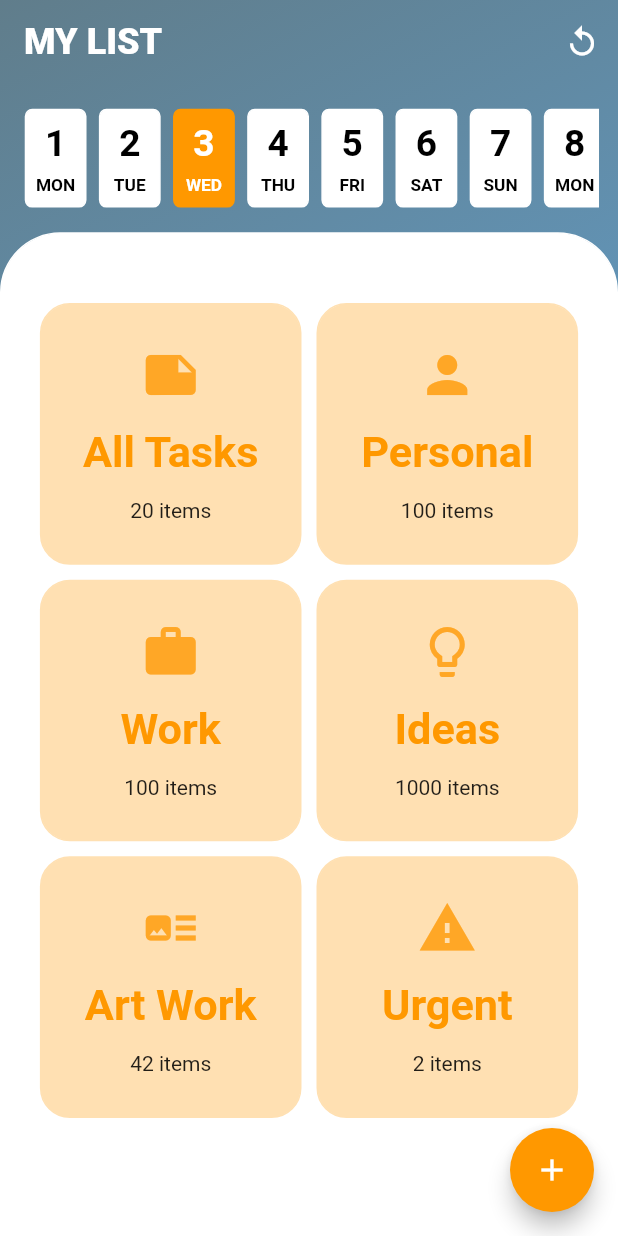
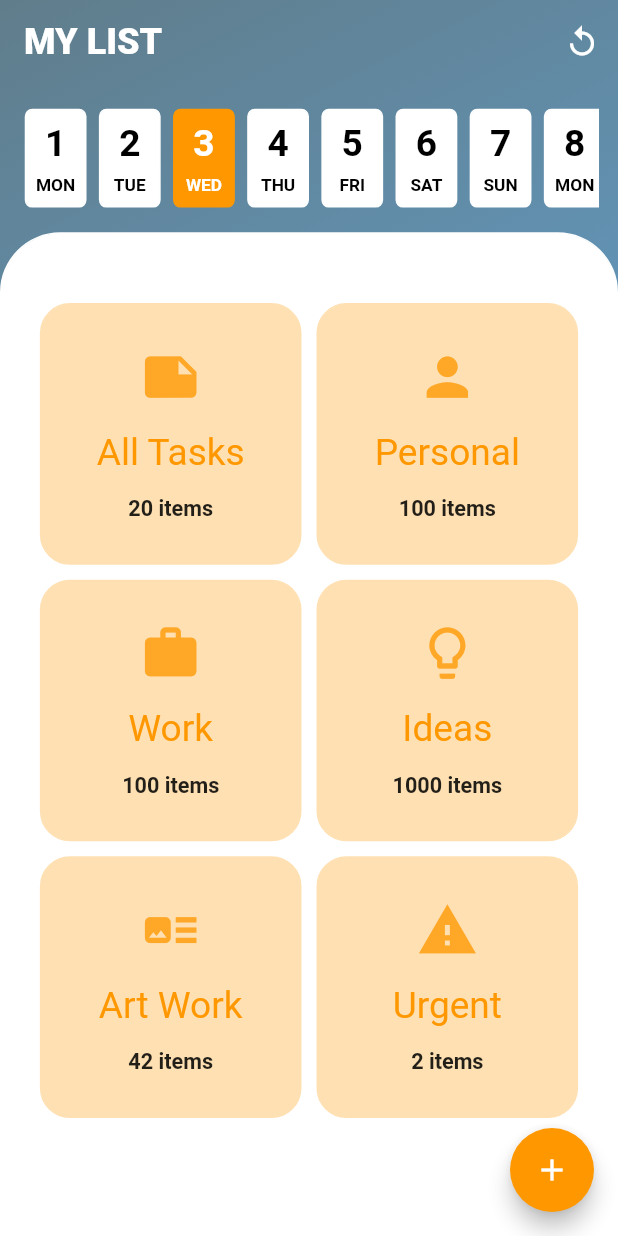
Before and after one commit to acanteror/dashboard_timeline_ui_demo, a Flutter app: the screen it shows after launch, on a phone screen of 412 x 824 dp. Run offline on Flutter 3.47's test engine with Material 2 defaults, Android fonts, the phone set to English and light mode, and no system bars; our stand-ins replace timeline_tile.

Commit message:
last review

```diff
--- a/lib/extension/context_extension.dart
+++ b/lib/extension/context_extension.dart
@@ -5,12 +5,12 @@ extension ContextExtension on BuildContext {
     return MediaQuery.of(this).size;
   }
 
-  ///percent of width
+  ///percent of size width
   double pcw(double perCent) {
     return size().width * perCent / 100;
   }
 
-  ///percent of height
+  ///percent of size height
   double pch(double perCent) {
     return size().height * perCent / 100;
   }
--- a/lib/page/base_page.dart
+++ b/lib/page/base_page.dart
@@ -5,12 +5,14 @@ class BasePage extends StatelessWidget {
   BasePage({
     Key key,
     this.title,
+    this.actions,
     this.childTop,
     this.childBody,
   }) : super(key: key);
   final String title;
   final Widget childTop;
   final Widget childBody;
+  final List<Widget> actions;
 
   @override
   Widget build(BuildContext context) {
@@ -42,13 +44,7 @@ class BasePage extends StatelessWidget {
                     ),
               ),
               actionsIconTheme: IconThemeData(color: Colors.white),
-            actions: <Widget>[
-              IconButton(
-                icon: Icon(Icons.replay),
-                onPressed: () {},
-              )
-            ],
-          ),
+              actions: actions),
           body: Container(
             child: Column(
               children: <Widget>[
--- a/lib/page/list_page.dart
+++ b/lib/page/list_page.dart
@@ -6,10 +6,18 @@ import 'package:dashboard_timeline_ui_demo/page/base_page.dart';
 class ListPage extends StatelessWidget {
   ListPage({Key key}) : super(key: key);
 
+  final List<Widget> _actions = <Widget>[
+    IconButton(
+      icon: Icon(Icons.replay),
+      onPressed: () {},
+    )
+  ];
+
   @override
   Widget build(BuildContext context) {
     return BasePage(
       title: 'My List',
+      actions: _actions,
       childTop: DayList(),
       childBody: TypeNoteGrid(),
     );
--- a/lib/widget/list/day_list.dart
+++ b/lib/widget/list/day_list.dart
@@ -17,15 +17,18 @@ class DayList extends StatelessWidget {
         scrollDirection: Axis.horizontal,
         itemCount: data.length,
         itemBuilder: (context, index) {
-          final day = data[index];
+          final _day = data[index];
           return DayCard(
-              day: day,
-              onPress: () {
-                Navigator.push(
-                    context,
-                    MaterialPageRoute(
-                        builder: (context) => SchedeulePage(day: day)));
-              });
+            day: _day,
+            onPress: () {
+              Navigator.push(
+                context,
+                MaterialPageRoute(
+                  builder: (context) => SchedeulePage(day: _day),
+                ),
+              );
+            },
+          );
         },
       ),
     );
--- a/lib/widget/list/type_note_grid.dart
+++ b/lib/widget/list/type_note_grid.dart
@@ -18,8 +18,8 @@ class TypeNoteGrid extends StatelessWidget {
         gridDelegate:
             SliverGridDelegateWithFixedCrossAxisCount(crossAxisCount: 2),
         itemBuilder: (BuildContext context, int index) {
-          final typeNote = typeNotes[index];
-          return TypeNoteGridTile(typeNote: typeNote);
+          final _typeNote = typeNotes[index];
+          return TypeNoteGridTile(typeNote: _typeNote);
         },
       ),
     );
--- a/lib/widget/list/type_note_grid_tile.dart
+++ b/lib/widget/list/type_note_grid_tile.dart
@@ -13,13 +13,13 @@ class TypeNoteGridTile extends StatelessWidget {
   @override
   Widget build(BuildContext context) {
     return Container(
-      width: context.pcw(3),
       decoration: BoxDecoration(
-          color: Colors.orange[100],
-          border: Border.all(color: Colors.orange[100]),
-          borderRadius: BorderRadius.all(
-            Radius.circular(20),
-          )),
+        color: Colors.orange[100],
+        border: Border.all(color: Colors.orange[100]),
+        borderRadius: BorderRadius.all(
+          Radius.circular(20),
+        ),
+      ),
       padding: EdgeInsets.all(20),
       margin: EdgeInsets.all(5),
       child: Column(
@@ -27,20 +27,24 @@ class TypeNoteGridTile extends StatelessWidget {
         children: <Widget>[
           Icon(
             typeNote.iconData,
-            size: 40.0,
+            size: context.pcw(10),
             color: Colors.orange[400],
           ),
           Text(
             '${typeNote.title}',
+            textAlign: TextAlign.center,
             style: TextStyle(
-                color: Colors.orange,
-                fontSize: context.pcw(7),
-                fontWeight: FontWeight.bold),
-            textAlign: TextAlign.center,
+              color: Colors.orange,
+              fontSize: context.pcw(6),
+            ),
           ),
           Text(
             '${typeNote.items} items',
             textAlign: TextAlign.center,
+            style: TextStyle(
+              fontSize: context.pcw(3.5),
+              fontWeight: FontWeight.bold,
+            ),
           ),
         ],
       ),
--- a/lib/widget/shared/day_card.dart
+++ b/lib/widget/shared/day_card.dart
@@ -16,14 +16,14 @@ class DayCard extends StatelessWidget {
 
   @override
   Widget build(BuildContext context) {
-    final fontColor = day.currentDay ? Colors.white : Colors.black;
-    final backColor = day.currentDay ? Colors.orange : Colors.white;
+    final _fontColor = day.currentDay ? Colors.white : Colors.black;
+    final _backColor = day.currentDay ? Colors.orange : Colors.white;
     return GestureDetector(
       onTap: onPress,
       child: Container(
         decoration: BoxDecoration(
-            color: backColor,
-            border: Border.all(color: backColor),
+            color: _backColor,
+            border: Border.all(color: _backColor),
             borderRadius: BorderRadius.all(
               Radius.circular(5),
             )),
@@ -36,14 +36,14 @@ class DayCard extends StatelessWidget {
             Text(
               day.monthNumber.toString(),
               style: TextStyle(
-                  color: fontColor,
+                  color: _fontColor,
                   fontWeight: FontWeight.bold,
                   fontSize: context.pcw(6)),
             ),
             Text(
               day.weekDay.toUpperCase(),
               style: TextStyle(
-                  color: fontColor,
+                  color: _fontColor,
                   fontWeight: FontWeight.bold,
                   fontSize: context.pcw(2.8)),
             ),
```
Also changed, not shown: lib/page/schedeule_page.dart (+8 -0 lines), lib/widget/schedeule/task_card.dart (added, +62 -0 lines), lib/widget/schedeule/timeline_item.dart (+2 -55 lines). Lines whose indentation alone changed are shown as unchanged.
